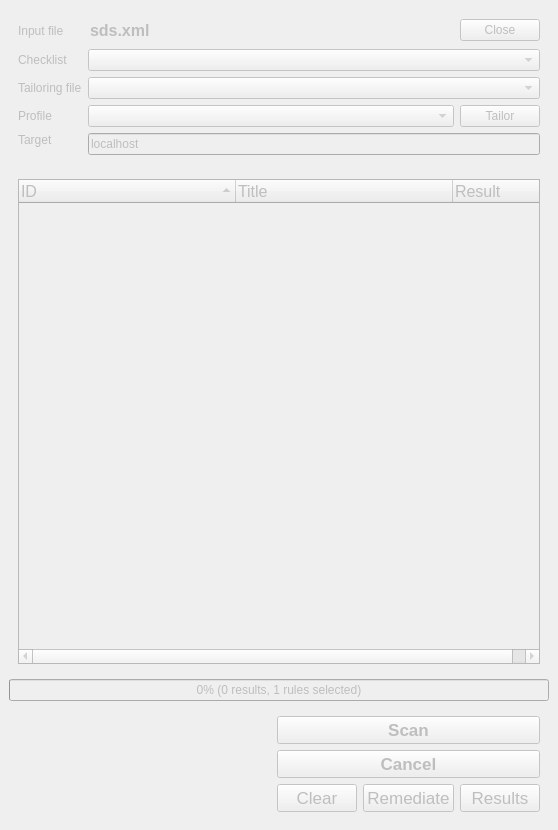
Before: the Qt Designer form ui/MainWindow.ui in OpenSCAP/scap-workbench, drawn with Qt 5.
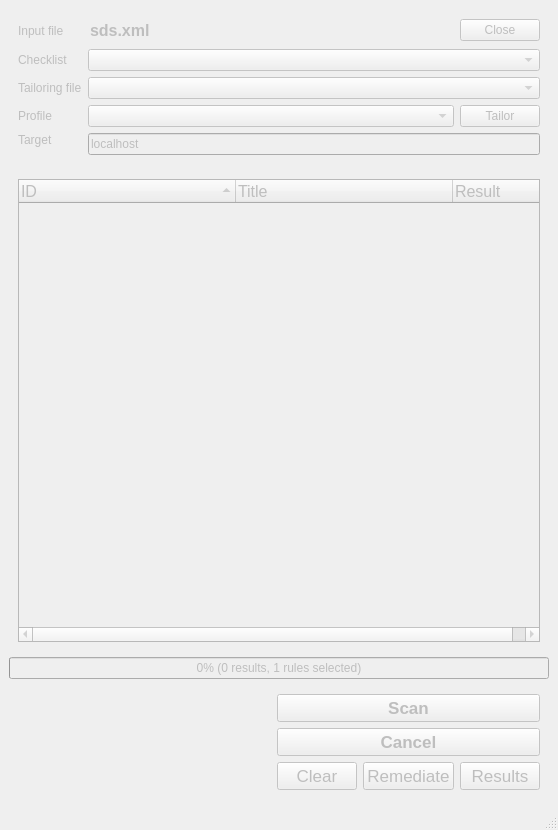
After: the same form once the commit is applied.

What changed in the file:
```diff
--- a/ui/MainWindow.ui
+++ b/ui/MainWindow.ui
@@ -316,6 +316,7 @@
     </item>
    </layout>
   </widget>
+  <widget class="QStatusBar" name="statusBar"/>
  </widget>
  <resources/>
  <connections/>
```
